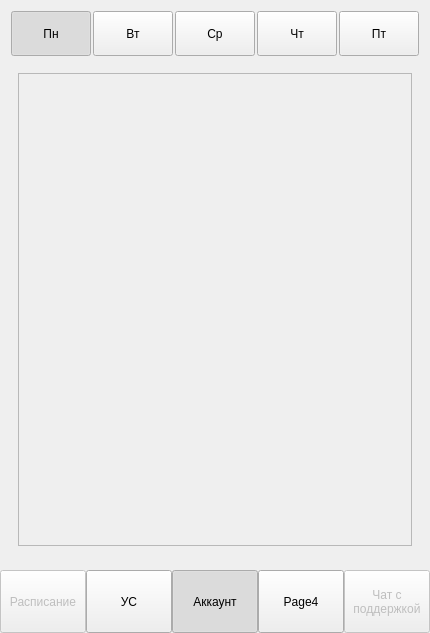
MatveyChadaev/SchoolApp, file mainwindow.ui: the form before one commit.
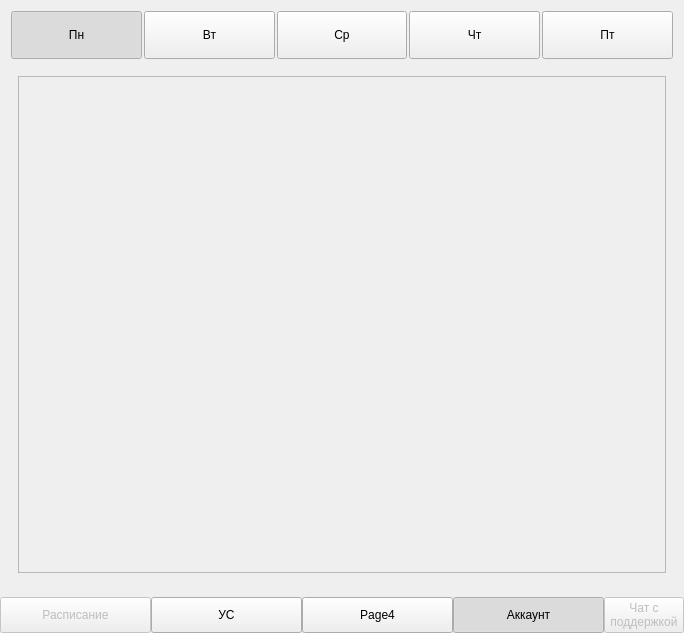
The form after the commit. The open tabs and pages were chosen to show the change.

Diff of the .ui file:
```diff
--- a/mainwindow.ui
+++ b/mainwindow.ui
@@ -6,7 +6,7 @@
    <rect>
     <x>0</x>
     <y>0</y>
-    <width>430</width>
+    <width>684</width>
     <height>633</height>
    </rect>
   </property>
@@ -14,24 +14,101 @@
    <string>MainWindow</string>
   </property>
   <property name="styleSheet">
-   <string notr="true">QLineEdit {
-	overflow: hidden;
-	position: relative;
+   <string notr="true">#start_Loading_Page {
+align: center;
+background: #ffff7f;
 }
 
-QLineEdit : after {
-	content: &quot;&quot;;
-	display: block;
-	width: 30px;
-	height: 200px;
-	margin-left: 60px;
-	background: #015456;
-	opacity: 0.5;
-	position: absolute;
-	left: -40px;
-	top: -100px;
-	z-index: 1;
-	transform: rotate(45deg);
+ #start_Loading_Page &gt; #label {
+padding: 20px;
+color: #000080;
+font: 75 24pt &quot;Bahnschrift&quot;;
+}
+
+
+
+#main_Buttons_Layout {
+background: #7979fe;
+}
+
+#main_Button_Account, #main_Button_SSM, #main_Button_Schedule, #main_Button_Support, #main_Button_Page4 {
+    background-color: #7575f8;
+    border: 2px solid #7878ff;
+    border-top-left-radius: 10px;
+    border-top-right-radius: 10px;
+    border-bottom-left-radius: 0;
+    border-bottom-right-radius: 0;
+    padding: 15px 3px;
+    color: #000000;
+    font: 75 18pt &quot;Bahnschrift&quot;;
+    text-align: center;
+}
+
+#main_Button_Account:hover, #main_Button_SSM:hover, #main_Button_Schedule:hover, #main_Button_Support:hover, #main_Button_Page4:hover {
+    background-color: #7171f0;
+    color: #ffff7f;
+}
+
+#main_Button_Account:pressed, #main_Button_SSM:pressed, #main_Button_Schedule:pressed, #main_Button_Support:pressed, #main_Button_Page4:pressed {
+    background-color: #5656ba;
+    border: 2px solid #5252d1;
+}
+
+
+
+#le_login, #le_password {
+    border: 1px solid #A0A0A0;
+    border-radius: 5px;
+    padding: 5px;
+    font-size: 14px;
+}
+
+#le_login:focus, #le_password:focus {
+    border: 1px solid #007BFF;
+}
+
+#pb_login {
+    background-color: #007BFF;
+    color: white;
+    border: none;
+    border-radius: 5px;
+    padding: 6px;
+    font-size: 16px;
+}
+
+#pb_login:hover {
+    background-color: #0056b3;
+}
+
+#pb_login:pressed {
+    background-color: #004085;
+}
+
+
+
+#schedule_Button_Monday, #schedule_Button_Tuesday, #schedule_Button_Wednesday, #schedule_Button_Thursday, #schedule_Button_Friday {
+    background-color: #28a745;
+    color: white;
+    border: 2px solid #28a745;
+    border-radius: 8px;
+    padding: 12px;
+    font-size: 16px;
+} 
+
+#schedule_Button_Monday:hover, #schedule_Button_Tuesday:hover, #schedule_Button_Wednesday:hover, #schedule_Button_Thursday:hover, #schedule_Button_Friday:hover {
+    background-color: #218838;
+    border: 2px solid #218838;
+}
+
+#schedule_Button_Monday:pressed, #schedule_Button_Tuesday:pressed, #schedule_Button_Wednesday:pressed, #schedule_Button_Thursday:pressed, #schedule_Button_Friday:pressed {
+    background-color: #1e7e34;
+    border: 2px solid #1e7e34;
+}
+
+#schedule_Button_Monday:disabled, #schedule_Button_Tuesday:disabled, #schedule_Button_Wednesday:disabled, #schedule_Button_Thursday:disabled, #schedule_Button_Friday:disabled {
+    background-color: #c6c8ca;
+    color: #6c757d;
+    border: 2px solid #c6c8ca;
 }</string>
   </property>
   <widget class="QWidget" name="centralwidget">
@@ -53,22 +130,31 @@
       <property name="currentIndex">
        <number>1</number>
       </property>
-      <widget class="QWidget" name="page">
+      <widget class="QWidget" name="start_Loading_Page">
+       <property name="whatsThis">
+        <string>&lt;html&gt;&lt;head/&gt;&lt;body&gt;&lt;p&gt;&lt;br/&gt;&lt;/p&gt;&lt;/body&gt;&lt;/html&gt;</string>
+       </property>
        <layout class="QVBoxLayout" name="verticalLayout_2">
-        <item>
+        <item alignment="Qt::AlignRight|Qt::AlignVCenter">
          <widget class="QLabel" name="label">
+          <property name="minimumSize">
+           <size>
+            <width>545</width>
+            <height>0</height>
+           </size>
+          </property>
+          <property name="styleSheet">
+           <string notr="true"/>
+          </property>
           <property name="text">
            <string>Loading...</string>
           </property>
-          <property name="alignment">
-           <set>Qt::AlignmentFlag::AlignCenter</set>
-          </property>
          </widget>
         </item>
        </layout>
       </widget>
-      <widget class="QWidget" name="page_2">
-       <layout class="QVBoxLayout" name="verticalLayout" stretch="9,1">
+      <widget class="QWidget" name="main_Page">
+       <layout class="QVBoxLayout" name="verticalLayout" stretch="9,0">
         <property name="leftMargin">
          <number>0</number>
         </property>
@@ -84,12 +170,12 @@
         <item>
          <widget class="QStackedWidget" name="stackedWidget_2">
           <property name="currentIndex">
-           <number>2</number>
+           <number>3</number>
           </property>
           <widget class="QWidget" name="page_3">
            <layout class="QVBoxLayout" name="verticalLayout_8" stretch="1,10">
             <item>
-             <layout class="QHBoxLayout" name="horizontalLayout_4">
+             <layout class="QHBoxLayout" name="weekday_Layout">
               <property name="spacing">
                <number>2</number>
               </property>
@@ -106,7 +192,7 @@
                <number>2</number>
               </property>
               <item>
-               <widget class="QPushButton" name="pushButton_6">
+               <widget class="QPushButton" name="schedule_Button_Monday">
                 <property name="sizePolicy">
                  <sizepolicy hsizetype="Expanding" vsizetype="Expanding">
                   <horstretch>0</horstretch>
@@ -128,7 +214,7 @@
                </widget>
               </item>
               <item>
-               <widget class="QPushButton" name="pushButton_8">
+               <widget class="QPushButton" name="schedule_Button_Tuesday">
                 <property name="sizePolicy">
                  <sizepolicy hsizetype="Expanding" vsizetype="Expanding">
                   <horstretch>0</horstretch>
@@ -147,7 +233,7 @@
                </widget>
               </item>
               <item>
-               <widget class="QPushButton" name="pushButton_9">
+               <widget class="QPushButton" name="schedule_Button_Wednesday">
                 <property name="sizePolicy">
                  <sizepolicy hsizetype="Expanding" vsizetype="Expanding">
                   <horstretch>0</horstretch>
@@ -166,7 +252,7 @@
                </widget>
               </item>
               <item>
-               <widget class="QPushButton" name="pushButton_10">
+               <widget class="QPushButton" name="schedule_Button_Thursday">
                 <property name="sizePolicy">
                  <sizepolicy hsizetype="Expanding" vsizetype="Expanding">
                   <horstretch>0</horstretch>
@@ -185,7 +271,7 @@
                </widget>
               </item>
               <item>
-               <widget class="QPushButton" name="pushButton_11">
+               <widget class="QPushButton" name="schedule_Button_Friday">
                 <property name="sizePolicy">
                  <sizepolicy hsizetype="Expanding" vsizetype="Expanding">
                   <horstretch>0</horstretch>
@@ -219,8 +305,8 @@
                     <rect>
                      <x>0</x>
                      <y>0</y>
-                     <width>392</width>
-                     <height>471</height>
+                     <width>531</width>
+                     <height>486</height>
                     </rect>
                    </property>
                    <layout class="QVBoxLayout" name="verticalLayout_10">
@@ -245,8 +331,8 @@
                     <rect>
                      <x>0</x>
                      <y>0</y>
-                     <width>66</width>
-                     <height>18</height>
+                     <width>658</width>
+                     <height>474</height>
                     </rect>
                    </property>
                    <layout class="QVBoxLayout" name="verticalLayout_17"/>
@@ -267,8 +353,8 @@
                     <rect>
                      <x>0</x>
                      <y>0</y>
-                     <width>66</width>
-                     <height>18</height>
+                     <width>658</width>
+                     <height>474</height>
                     </rect>
                    </property>
                    <layout class="QVBoxLayout" name="verticalLayout_18"/>
@@ -289,8 +375,8 @@
                     <rect>
                      <x>0</x>
                      <y>0</y>
-                     <width>66</width>
-                     <height>18</height>
+                     <width>658</width>
+                     <height>471</height>
                     </rect>
                    </property>
                    <layout class="QVBoxLayout" name="verticalLayout_16"/>
@@ -311,8 +397,8 @@
                     <rect>
                      <x>0</x>
                      <y>0</y>
-                     <width>66</width>
-                     <height>18</height>
+                     <width>531</width>
+                     <height>486</height>
                     </rect>
                    </property>
                    <layout class="QVBoxLayout" name="verticalLayout_15"/>
@@ -344,13 +430,13 @@
            <layout class="QHBoxLayout" name="horizontalLayout_2" stretch="0">
             <item>
              <widget class="QStackedWidget" name="stackedWidget_4">
+              <property name="currentIndex">
+               <number>0</number>
+              </property>
               <widget class="QWidget" name="page_13">
                <layout class="QHBoxLayout" name="horizontalLayout_5">
                 <item>
                  <spacer name="horizontalSpacer">
-                  <property name="orientation">
-                   <enum>Qt::Orientation::Horizontal</enum>
-                  </property>
                   <property name="sizeHint" stdset="0">
                    <size>
                     <width>88</width>
@@ -366,9 +452,6 @@
                   </property>
                   <item>
                    <spacer name="verticalSpacer">
-                    <property name="orientation">
-                     <enum>Qt::Orientation::Vertical</enum>
-                    </property>
                     <property name="sizeHint" stdset="0">
                      <size>
                       <width>20</width>
@@ -400,9 +483,6 @@
                   </item>
                   <item>
                    <spacer name="verticalSpacer_2">
-                    <property name="orientation">
-                     <enum>Qt::Orientation::Vertical</enum>
-                    </property>
                     <property name="sizeHint" stdset="0">
                      <size>
                       <width>20</width>
@@ -415,9 +495,6 @@
                 </item>
                 <item>
                  <spacer name="horizontalSpacer_2">
-                  <property name="orientation">
-                   <enum>Qt::Orientation::Horizontal</enum>
-                  </property>
                   <property name="sizeHint" stdset="0">
                    <size>
                     <width>40</width>
@@ -456,16 +533,13 @@
                 <rect>
                  <x>0</x>
                  <y>0</y>
-                 <width>66</width>
-                 <height>18</height>
+                 <width>670</width>
+                 <height>479</height>
                 </rect>
                </property>
                <layout class="QVBoxLayout" name="verticalLayout_6">
                 <item>
                  <spacer name="verticalSpacer_3">
-                  <property name="orientation">
-                   <enum>Qt::Orientation::Vertical</enum>
-                  </property>
                   <property name="sizeHint" stdset="0">
                    <size>
                     <width>20</width>
@@ -497,12 +571,18 @@
          </widget>
         </item>
         <item>
-         <layout class="QHBoxLayout" name="horizontalLayout">
+         <layout class="QHBoxLayout" name="main_Buttons_Layout" stretch="1,1,1,1,0">
           <property name="spacing">
            <number>0</number>
           </property>
+          <property name="sizeConstraint">
+           <enum>QLayout::SetDefaultConstraint</enum>
+          </property>
+          <property name="leftMargin">
+           <number>0</number>
+          </property>
           <item>
-           <widget class="QPushButton" name="pushButton">
+           <widget class="QPushButton" name="main_Button_Schedule">
             <property name="enabled">
              <bool>false</bool>
             </property>
@@ -524,7 +604,7 @@
            </widget>
           </item>
           <item>
-           <widget class="QPushButton" name="pushButton_5">
+           <widget class="QPushButton" name="main_Button_SSM">
             <property name="sizePolicy">
              <sizepolicy hsizetype="Expanding" vsizetype="Expanding">
               <horstretch>0</horstretch>
@@ -543,7 +623,26 @@
            </widget>
           </item>
           <item>
-           <widget class="QPushButton" name="pushButton_4">
+           <widget class="QPushButton" name="main_Button_Page4">
+            <property name="sizePolicy">
+             <sizepolicy hsizetype="Expanding" vsizetype="Expanding">
+              <horstretch>0</horstretch>
+              <verstretch>0</verstretch>
+             </sizepolicy>
+            </property>
+            <property name="text">
+             <string>Page4</string>
+            </property>
+            <property name="checkable">
+             <bool>true</bool>
+            </property>
+            <attribute name="buttonGroup">
+             <string notr="true">bg_pages_buttons</string>
+            </attribute>
+           </widget>
+          </item>
+          <item>
+           <widget class="QPushButton" name="main_Button_Account">
             <property name="sizePolicy">
              <sizepolicy hsizetype="Expanding" vsizetype="Expanding">
               <horstretch>0</horstretch>
@@ -565,26 +664,7 @@
            </widget>
           </item>
           <item>
-           <widget class="QPushButton" name="pushButton_3">
-            <property name="sizePolicy">
-             <sizepolicy hsizetype="Expanding" vsizetype="Expanding">
-              <horstretch>0</horstretch>
-              <verstretch>0</verstretch>
-             </sizepolicy>
-            </property>
-            <property name="text">
-             <string>Page4</string>
-            </property>
-            <property name="checkable">
-             <bool>true</bool>
-            </property>
-            <attribute name="buttonGroup">
-             <string notr="true">bg_pages_buttons</string>
-            </attribute>
-           </widget>
-          </item>
-          <item>
-           <widget class="QPushButton" name="pushButton_2">
+           <widget class="QPushButton" name="main_Button_Support">
             <property name="enabled">
              <bool>false</bool>
             </property>
```
Left out of the diff: 2 changed lines with no effect on the pictures.
